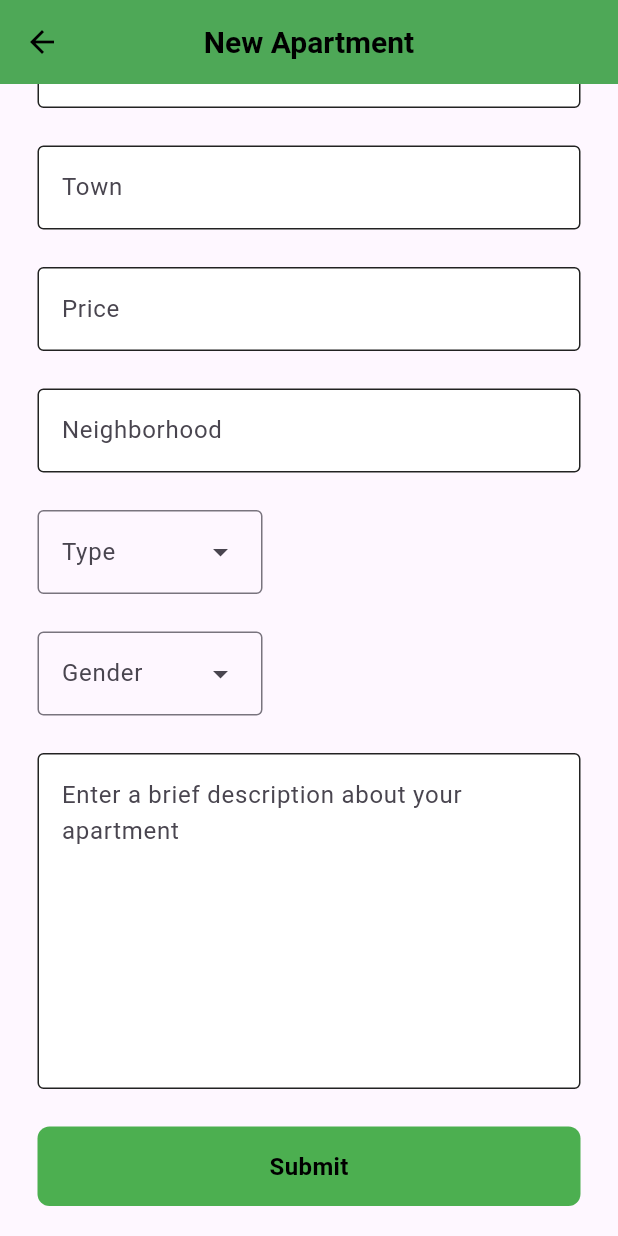
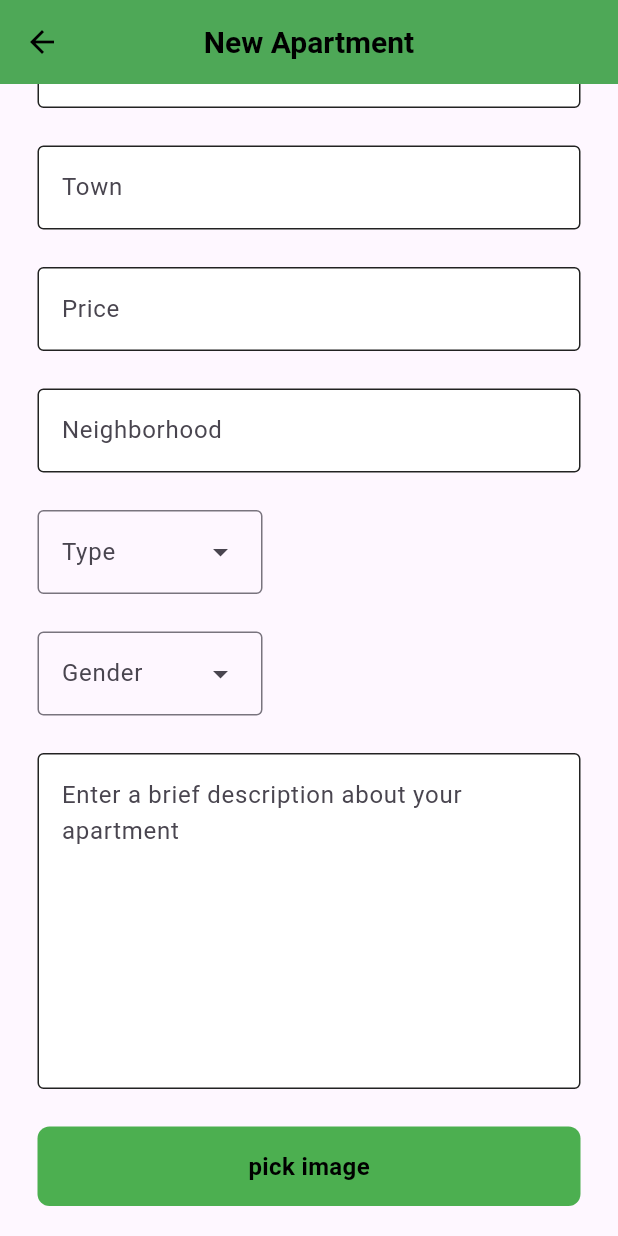
Before and after one commit to benjaminCMD/upr-housing, a Flutter app: the PostingAptApp screen opened directly, scrolled down 65 dp, on a phone screen of 412 x 824 dp. Run offline on Flutter 3.47's test engine with Material 3 defaults, Android fonts, the phone set to English and light mode, and no system bars; our stand-ins replace cloud_firestore, firebase_auth, firebase_core, firebase_storage, image_picker; accounts and stored records are empty.

Commit message:
Added image upload to apartments, currently one at a time

```diff
--- a/lib/model/apartments.dart
+++ b/lib/model/apartments.dart
@@ -5,7 +5,7 @@ import 'package:cloud_firestore/cloud_firestore.dart';
 
 class Apartment {
   CollectionReference collection = FirebaseFirestore.instance.collection('Apartments');
-  Future<void> addApartment(aTitle, aTown, aPrice, aNeighborhood, aType, aGender,aSummary, uID) async {
+  Future<String> addApartment(aTitle, aTown, aPrice, aNeighborhood, aType, aGender,aSummary, uID) async {
 
     DocumentReference docRef = await collection.add({
       'Title': aTitle,
@@ -15,10 +15,12 @@ class Apartment {
       'Type': aType,
       'Gender':aGender,
       'Summary':aSummary,
+      'ImageUrl':'TBD',
       'Likes': 0,
       'uID' : uID,
     });
 
     await docRef.update({'aID': docRef.id});
+    return docRef.id;
   }
 }
--- /dev/null
+++ b/lib/model/images.dart
@@ -0,0 +1,65 @@
+import 'dart:io';
+
+import 'package:firebase_storage/firebase_storage.dart';
+import 'package:flutter/material.dart';
+import 'package:cloud_firestore/cloud_firestore.dart';
+import 'package:image_picker/image_picker.dart';
+
+class ImageService {
+
+  final firebaseStorage = FirebaseStorage.instance;
+  final ImagePicker picker = ImagePicker();
+  // CollectionReference collection = FirebaseFirestore.instance.collection('Apartments');
+
+  // List<String> _imageUrls = [];
+
+  // bool _isLoading = false;
+  // bool _isUploading = false;
+
+  // List<String> get imageUrls => _imageUrls;
+  // bool get isLoading => _isLoading;
+  // bool get isUploading => _isUploading;
+
+
+
+  // Future<void> fetchImages() async {
+  //   _isLoading = true;
+
+  //   //final ListResult result = await firebaseStorage.ref('')
+  // }
+
+  Future<String> addImage(File image, String aID) async {
+    //_isUploading = true;
+
+    //notifyListeners();
+
+
+    //final XFile? image = await picker.pickImage(source: ImageSource.gallery);
+
+    //if (image == null) return;
+
+
+
+    // try {
+      File file = File(image.path);
+      String filePath = "Apartments/$aID/${DateTime.now().microsecondsSinceEpoch}.png";
+      SettableMetadata metadata = SettableMetadata(customMetadata: {'aID':aID});
+      await firebaseStorage.ref(filePath).putFile(file, metadata);
+      String downloadUrl = await firebaseStorage.ref(filePath).getDownloadURL();
+      return downloadUrl;
+      // return await firebaseStorage.ref(filePath).getDownloadURL();
+    // }
+
+    // catch (e) {
+    //   print("Upload failed: $e");
+    //   return null;
+    // }
+  }
+
+  Future<File?> pickImages() async{
+    final XFile? image = await picker.pickImage(source: ImageSource.gallery);
+    return image != null ? File(image.path) : null;
+  }
+
+
+}
--- a/lib/pages/auth_page.dart
+++ b/lib/pages/auth_page.dart
@@ -18,8 +18,8 @@ class AuthPage extends StatelessWidget {
         builder: (context, snapshot) {
 
           if (snapshot.hasData) {
-           // return HomePageApp(); // if you are working on different page, change it here
-           return HomePageApp();
+            //return HomePageApp(); // if you are working on different page, change it here
+           return PostingAptApp();
           }
 
           else {
--- a/lib/pages/home_page.dart
+++ b/lib/pages/home_page.dart
@@ -38,7 +38,7 @@ class _HomePageAppState extends State<HomePageApp> {
       Map<String, dynamic> data = doc.data() as Map<String, dynamic>;
 
       Product product = Product(
-        imageUrl: data['imageUrl'] ?? 'https://w7.pngwing.com/pngs/575/378/png-transparent-easter-bunny-hare-cottontail-rabbit-domestic-rabbit-european-rabbit-rabbit-mammal-image-file-formats-animals-thumbnail.png', // Default image if none is provided
+        imageUrl: data['ImageUrl'] ?? 'https://w7.pngwing.com/pngs/575/378/png-transparent-easter-bunny-hare-cottontail-rabbit-domestic-rabbit-european-rabbit-rabbit-mammal-image-file-formats-animals-thumbnail.png', // Default image if none is provided
         summary: data['Summary'] ?? 'No summary available',
         likes: data['Likes'] ?? 0,
         price: data['Price'] ?? 0,
--- a/lib/pages/posting_Apt.dart
+++ b/lib/pages/posting_Apt.dart
@@ -1,3 +1,6 @@
+import 'dart:io';
+
+import 'package:cloud_firestore/cloud_firestore.dart';
 import 'package:firebase_auth/firebase_auth.dart';
 import 'package:flutter/material.dart';
 import 'package:upr_housing/components/my_button.dart';
@@ -7,6 +10,7 @@ import 'package:upr_housing/components/my_textfield.dart';
 // import 'package:cloud_firestore/cloud_firestore.dart';
 import 'package:upr_housing/model/apartments.dart';
 import 'package:upr_housing/pages/home_page.dart';
+import 'package:upr_housing/model/images.dart';
 
 
 class PostingAptApp extends StatefulWidget {
@@ -40,6 +44,12 @@ class PostingAptAppState extends State<PostingAptApp> {
   TextEditingController aNeighborhoodController = TextEditingController();
   TextEditingController aPriceController = TextEditingController();
   TextEditingController aSummary = TextEditingController();
+
+  ImageService imageService = ImageService();
+
+// IMAGES
+  File? selectedImages;
+  String downloadUrls = '';
 
   Apartment apt = Apartment(); //Create class Apartment
 
@@ -121,14 +131,33 @@ class PostingAptAppState extends State<PostingAptApp> {
                 obscureText: false,
               ),
               const SizedBox(height: 25),
+              MyButton(onTap: () async {
+                File? selectedImage = await imageService.pickImages();
+                setState(() {
+                  selectedImages = selectedImage;
+                });
+              },
+              text: "pick image"),
+              if (selectedImages != null)
+  Padding(
+    padding: const EdgeInsets.all(8.0),
+    child: Image.file(
+      selectedImages!,
+      height: 150,
+      fit: BoxFit.cover,
+    ),
+  ),
+
+              const SizedBox(height: 25),
               MyButton(
-                onTap: () {
+                onTap: () async {
                   if (aTitleController.text.trim().isEmpty ||
                       aTownController.text.trim().isEmpty ||
                       aPriceController.text.trim().isEmpty ||
                       aNeighborhoodController.text.trim().isEmpty ||
                       dropDownInitialValues.containsValue(null) ||
-                      aSummary.text.trim().isEmpty) {
+                      aSummary.text.trim().isEmpty ||
+                      selectedImages == null)  {
                     ScaffoldMessenger.of(context).showSnackBar(
                       SnackBar(
                         content: Text('Please fill all the fields!'),
@@ -136,7 +165,7 @@ class PostingAptAppState extends State<PostingAptApp> {
                       ),
                     );
                   } else {
-                    apt.addApartment(
+                    String aID = await apt.addApartment(
                       aTitleController.text,
                       aTownController.text,
                       aPriceController.text,
@@ -146,6 +175,9 @@ class PostingAptAppState extends State<PostingAptApp> {
                       aSummary.text,
                       FirebaseAuth.instance.currentUser!.uid,
                     );
+                    downloadUrls = await imageService.addImage(selectedImages!, aID);
+                    await FirebaseFirestore.instance.collection('Apartments').doc(aID).update({'ImageUrl':downloadUrls});
+
                   }
                 },
                 text: "Submit",
--- a/pubspec.yaml
+++ b/pubspec.yaml
@@ -37,6 +37,8 @@ dependencies:
   firebase_core: ^3.12.1
   firebase_auth: ^5.5.1
   cloud_firestore: ^5.6.5
+  firebase_storage: ^12.4.4
+  image_picker: ^1.1.2
 
 dev_dependencies:
   flutter_test:
```
Also changed, not shown: pubspec.lock, 2 other files.
